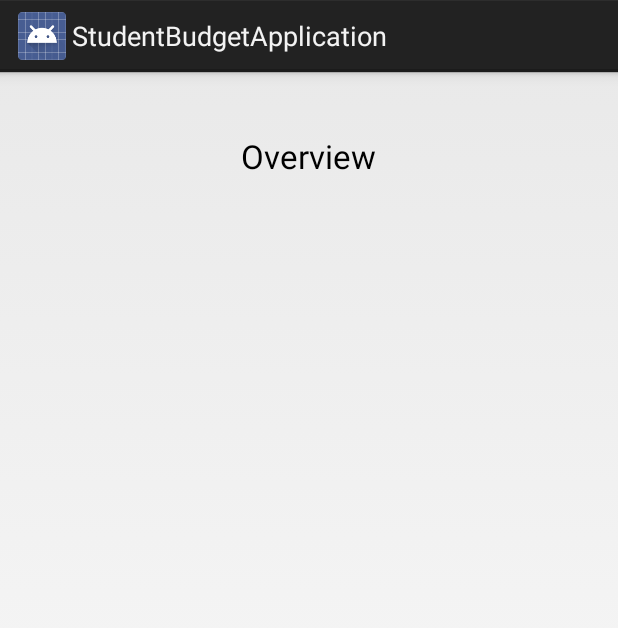
After one commit to wmolyneux/StudentBudgetAppCS394, an Android app: the layout fragment_overview.xml on its own in the app's theme, with its tools: preview values and no code run, on a phone screen of 412 x 824 dp. The commit adds this screen. Shown: the top 628 px of the screen. Run offline under Robolectric (Android 15) with nearby library versions, the phone set to English and light mode, and no system bars.

Commit message:
Added first fragment and code necessary to make the navigation slider display the fragment.

```diff
--- a/StudentBudgetApplication/src/main/AndroidManifest.xml
+++ b/StudentBudgetApplication/src/main/AndroidManifest.xml
@@ -26,6 +26,10 @@
             android:name="uk.ac.aber.dcs.aber.studentbudgetapplication.MainActivity"
             android:label="@string/title_activity_main" >
         </activity>
+        <activity
+            android:name="uk.ac.aber.dcs.aber.studentbudgetapplication.OverviewFragment"
+            android:label="@string/title_activity_overview_fragment" >
+        </activity>
     </application>
 
 </manifest>
--- /dev/null
+++ b/StudentBudgetApplication/src/main/res/layout/fragment_overview.xml
@@ -0,0 +1,20 @@
+<RelativeLayout xmlns:android="http://schemas.android.com/apk/res/android"
+    xmlns:tools="http://schemas.android.com/tools"
+    android:layout_width="match_parent"
+    android:layout_height="match_parent"
+    android:paddingLeft="@dimen/activity_horizontal_margin"
+    android:paddingRight="@dimen/activity_horizontal_margin"
+    android:paddingTop="@dimen/activity_vertical_margin"
+    android:paddingBottom="@dimen/activity_vertical_margin"
+    tools:context=".OverviewFragment">
+
+    <TextView
+            android:layout_width="wrap_content"
+            android:layout_height="wrap_content"
+            android:textAppearance="?android:attr/textAppearanceLarge"
+            android:text="Overview"
+            android:id="@+id/textView"
+            android:layout_alignParentTop="true"
+            android:layout_centerHorizontal="true"
+            android:layout_marginTop="25dp"/>
+</RelativeLayout>
--- /dev/null
+++ b/StudentBudgetApplication/src/main/res/menu/overview.xml
@@ -0,0 +1,6 @@
+<menu xmlns:android="http://schemas.android.com/apk/res/android">
+    <item android:id="@+id/action_settings"
+        android:title="@string/action_settings"
+        android:orderInCategory="100"
+        android:showAsAction="never" />
+</menu>
--- a/StudentBudgetApplication/src/main/res/values/strings.xml
+++ b/StudentBudgetApplication/src/main/res/values/strings.xml
@@ -6,7 +6,7 @@
     <string name="title_activity_main">MainActivity</string>
 
     <string-array name="items">
-        <item>Item 1</item>
+        <item>Overview</item>
         <item>Item 2</item>
         <item>Item 3</item>
         <item>Item 4</item>
@@ -16,5 +16,7 @@
 
     <string name="drawer_open">Open navigation drawer</string>
     <string name="drawer_close">Close navigation drawer</string>
+    <string name="title_activity_overview_fragment">OverviewFragment</string>
+    <string name="hello_world">Hello world!</string>
 
 </resources>
```
Also changed, not shown: StudentBudgetApplication/src/main/java/uk/ac/aber/dcs/aber/studentbudgetapplication/MainActivity.java (+7 -7 lines), StudentBudgetApplication/src/main/java/uk/ac/aber/dcs/aber/studentbudgetapplication/OverviewFragment.java (added, +21 -0 lines), 2 other files.
